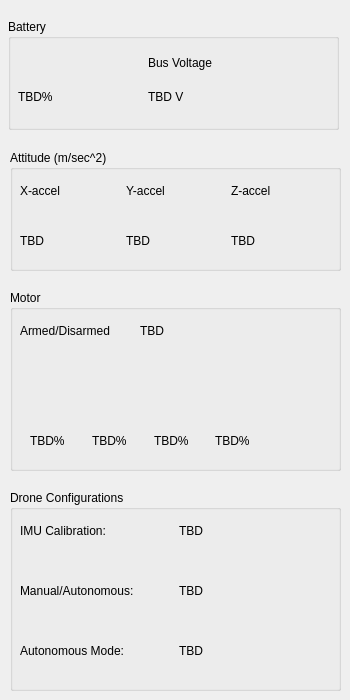
Qt form firstflight-drone/gui/qt/diagnostics-widget.ui (bakkup/snickerdoodle) before a commit.
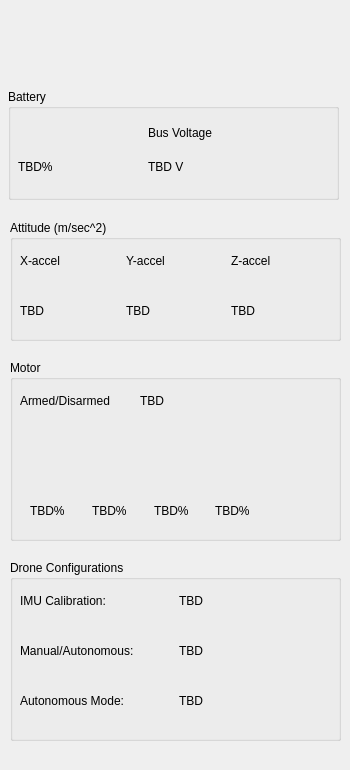
The same form after that commit. Icons and pictures are not drawn.

Commit message: Change font, add bakkup logo, resize window

The edit to the form file:
```diff
--- a/firstflight-drone/gui/qt/diagnostics-widget.ui
+++ b/firstflight-drone/gui/qt/diagnostics-widget.ui
@@ -7,13 +7,13 @@
     <x>0</x>
     <y>0</y>
     <width>350</width>
-    <height>700</height>
+    <height>770</height>
    </rect>
   </property>
   <property name="maximumSize">
    <size>
     <width>370</width>
-    <height>700</height>
+    <height>770</height>
    </size>
   </property>
   <property name="windowTitle">
@@ -22,11 +22,14 @@
   <property name="layoutDirection">
    <enum>Qt::LeftToRight</enum>
   </property>
+  <property name="styleSheet">
+   <string notr="true">font: 75 10pt &quot;Segoe UI Semibold&quot;;</string>
+  </property>
   <widget class="QGroupBox" name="groupBox_battery">
    <property name="geometry">
     <rect>
      <x>8</x>
-     <y>19</y>
+     <y>89</y>
      <width>331</width>
      <height>111</height>
     </rect>
@@ -109,7 +112,7 @@
    <property name="geometry">
     <rect>
      <x>10</x>
-     <y>150</y>
+     <y>220</y>
      <width>331</width>
      <height>121</height>
     </rect>
@@ -188,7 +191,7 @@
    <property name="geometry">
     <rect>
      <x>10</x>
-     <y>290</y>
+     <y>360</y>
      <width>331</width>
      <height>181</height>
     </rect>
@@ -201,7 +204,7 @@
      <rect>
       <x>10</x>
       <y>20</y>
-      <width>111</width>
+      <width>117</width>
       <height>41</height>
      </rect>
     </property>
@@ -379,9 +382,9 @@
    <property name="geometry">
     <rect>
      <x>10</x>
-     <y>490</y>
+     <y>560</y>
      <width>331</width>
-     <height>201</height>
+     <height>181</height>
     </rect>
    </property>
    <property name="title">
@@ -417,7 +420,7 @@
     <property name="geometry">
      <rect>
       <x>10</x>
-      <y>80</y>
+      <y>70</y>
       <width>311</width>
       <height>41</height>
      </rect>
@@ -443,7 +446,7 @@
     <property name="geometry">
      <rect>
       <x>10</x>
-      <y>140</y>
+      <y>120</y>
       <width>311</width>
       <height>41</height>
      </rect>
@@ -466,6 +469,25 @@
     </layout>
    </widget>
   </widget>
+  <widget class="QLabel" name="label">
+   <property name="geometry">
+    <rect>
+     <x>120</x>
+     <y>20</y>
+     <width>91</width>
+     <height>61</height>
+    </rect>
+   </property>
+   <property name="text">
+    <string/>
+   </property>
+   <property name="pixmap">
+    <pixmap resource="../assets/resource.qrc">:/bakkup/bakkup-logo.png</pixmap>
+   </property>
+   <property name="scaledContents">
+    <bool>true</bool>
+   </property>
+  </widget>
  </widget>
  <resources>
   <include location="../assets/resource.qrc"/>
```
The commit also changes 6 other files.
